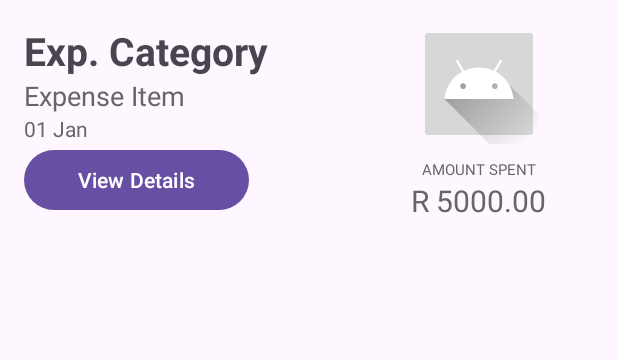
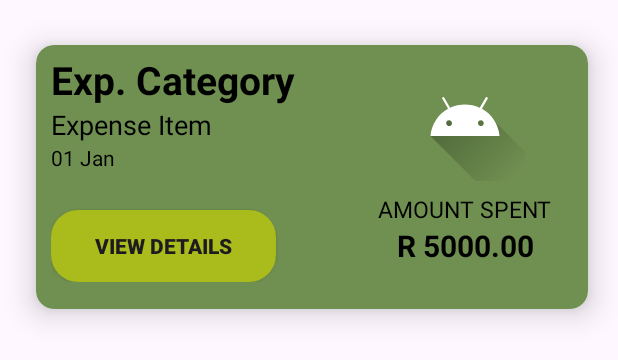
Before and after one commit to JESKTEK/DINERO, an Android app: the layout recycler_expense_layout.xml on its own in the app's theme, with its tools: preview values and no code run, on a phone screen of 412 x 824 dp. Shown: the top 360 px of the screen. Run offline under Robolectric (Android 15) with nearby library versions, the phone set to English and light mode, and no system bars.

Commit message:
updated recycler views expenses display ui

```diff
--- a/app/src/main/res/layout/recycler_category_layout.xml
+++ b/app/src/main/res/layout/recycler_category_layout.xml
@@ -55,6 +55,7 @@
                 android:layout_weight="1"
                 android:background="@android:color/transparent"
                 android:fontFamily="sans-serif-condensed"
+                android:textColor="@color/black"
                 android:gravity="right"
                 android:padding="8dp"
                 android:text="@string/view_description"
--- a/app/src/main/res/layout/recycler_expense_layout.xml
+++ b/app/src/main/res/layout/recycler_expense_layout.xml
@@ -1,98 +1,108 @@
 <?xml version="1.0" encoding="utf-8"?>
-<LinearLayout xmlns:android="http://schemas.android.com/apk/res/android"
+<androidx.cardview.widget.CardView xmlns:android="http://schemas.android.com/apk/res/android"
+    xmlns:card_view="http://schemas.android.com/apk/res-auto"
+    android:layout_width="400dp"
+    android:layout_height="220dp"
+    android:layout_margin="8dp"
+    card_view:cardBackgroundColor="#709051"
+    card_view:cardCornerRadius="12dp"
+    card_view:cardElevation="12dp"
+    card_view:cardUseCompatPadding="true"
+    android:padding="16dp">
+
+    <LinearLayout
         android:layout_width="match_parent"
         android:layout_height="wrap_content"
         android:orientation="horizontal"
-    android:padding="16dp">
+        android:weightSum="2">
 
-
+        <!-- LEFT SIDE: Category, Item, Date, Button -->
         <LinearLayout
-        android:layout_width="wrap_content"
-        android:layout_height="match_parent"
+            android:layout_width="0dp"
+            android:layout_height="wrap_content"
             android:layout_weight="1"
+            android:layout_marginLeft="10dp"
             android:orientation="vertical">
 
-        <LinearLayout
-            android:layout_width="match_parent"
-            android:layout_height="80dp"
-            android:orientation="vertical">
-
-            <!-- EXPENSE CATEGORY Field -->
+            <!-- Category -->
             <TextView
                 android:id="@+id/tvCategoryName"
+                android:layout_marginTop="5dp"
                 android:layout_width="wrap_content"
                 android:layout_height="wrap_content"
                 android:text="Exp. Category"
                 android:textSize="26sp"
-                android:textStyle="bold" />
+                android:textStyle="bold"
+                android:textColor="@color/black" />
 
-            <!-- EXPENSE ITEM Field -->
+            <!-- Item -->
             <TextView
                 android:id="@+id/tvCategoryItem"
                 android:layout_width="wrap_content"
                 android:layout_height="wrap_content"
                 android:text="Expense Item"
-                android:textColor="#666666"
-                android:textSize="18sp" />
+                android:textSize="18sp"
+                android:textColor="@color/black" />
 
-            <!-- DATE Field -->
+            <!-- Date -->
             <TextView
                 android:id="@+id/tvDate"
                 android:layout_width="wrap_content"
-                android:layout_height="50dp"
+                android:layout_height="wrap_content"
                 android:text="01 Jan"
-                android:textColor="#666666"
-                android:textSize="14sp" />
-        </LinearLayout>
+                android:textSize="14sp"
+                android:textColor="@color/black" />
 
-        <LinearLayout
-            android:layout_width="match_parent"
-            android:layout_height="wrap_content"
-            android:orientation="horizontal">
-            <!-- VIEW DTEAILS Button -->
-            <Button
+            <!-- View Details Button -->
+            <androidx.appcompat.widget.AppCompatButton
                 android:id="@+id/tvViewDetailsButton"
+                android:layout_marginTop="25dp"
                 android:layout_width="150dp"
                 android:layout_height="wrap_content"
                 android:layout_gravity="bottom"
+                android:background="@drawable/btn_add_expense"
                 android:text="View Details"
-                android:textSize="14sp" />
-        </LinearLayout>
+                android:textSize="14sp"
+                android:textStyle="bold" />
         </LinearLayout>
 
+        <!-- RIGHT SIDE: Image and Amount -->
         <LinearLayout
-        android:layout_width="wrap_content"
-        android:layout_height="wrap_content"
+            android:layout_width="0dp"
+            android:layout_height="match_parent"
             android:layout_weight="1"
+            android:orientation="vertical"
             android:gravity="center"
-        android:orientation="vertical">
+            android:paddingStart="16dp">
 
-        <!-- IMAGE Button -->
+            <!-- Receipt Image -->
             <ImageButton
                 android:id="@+id/tvReceiptImage"
                 android:layout_width="80dp"
                 android:layout_height="80dp"
-            android:layout_marginBottom="10dp"
+                android:src="@drawable/ic_launcher_foreground"
                 android:contentDescription="Receipt Image"
-            android:src="@drawable/ic_launcher_foreground" />
+                android:background="@android:color/transparent" />
 
-        <!-- AMOUNT SPENT Field -->
+            <!-- Amount Heading -->
             <TextView
                 android:id="@+id/tvAmtSpentHeading"
                 android:layout_width="wrap_content"
                 android:layout_height="wrap_content"
                 android:text="AMOUNT SPENT"
-            android:textColor="#666666"
-            android:textSize="10sp" />
+                android:textSize="15sp"
+                android:textColor="@color/black"
+                android:paddingTop="8dp" />
 
-        <!-- AMOUNT Value -->
+            <!-- Amount Value -->
             <TextView
                 android:id="@+id/tvAmtSpent"
                 android:layout_width="wrap_content"
                 android:layout_height="wrap_content"
                 android:text="R 5000.00"
-            android:textColor="#666666"
-            android:textSize="20sp" />
+                android:textSize="20sp"
+                android:textColor="@color/black"
+                android:textStyle="bold" />
         </LinearLayout>
-
     </LinearLayout>
+</androidx.cardview.widget.CardView>
```
Lines whose indentation alone changed are shown as unchanged.
